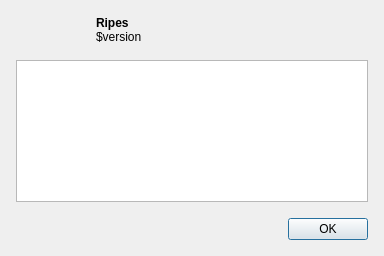
First picture: the form in src/aboutdialog.ui, repository mortbopet/Ripes, before the edit.
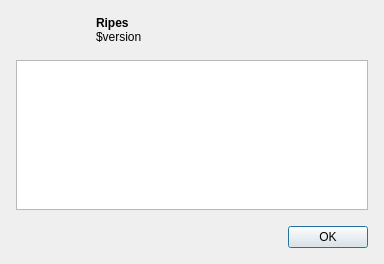
Second picture: the form after the edit. Icons and pictures are not drawn.

```diff
--- a/src/aboutdialog.ui
+++ b/src/aboutdialog.ui
@@ -7,7 +7,7 @@
     <x>0</x>
     <y>0</y>
     <width>384</width>
-    <height>256</height>
+    <height>264</height>
    </rect>
   </property>
   <property name="windowTitle">
```
Left out of the diff: 9 changed lines with no effect on the pictures.
